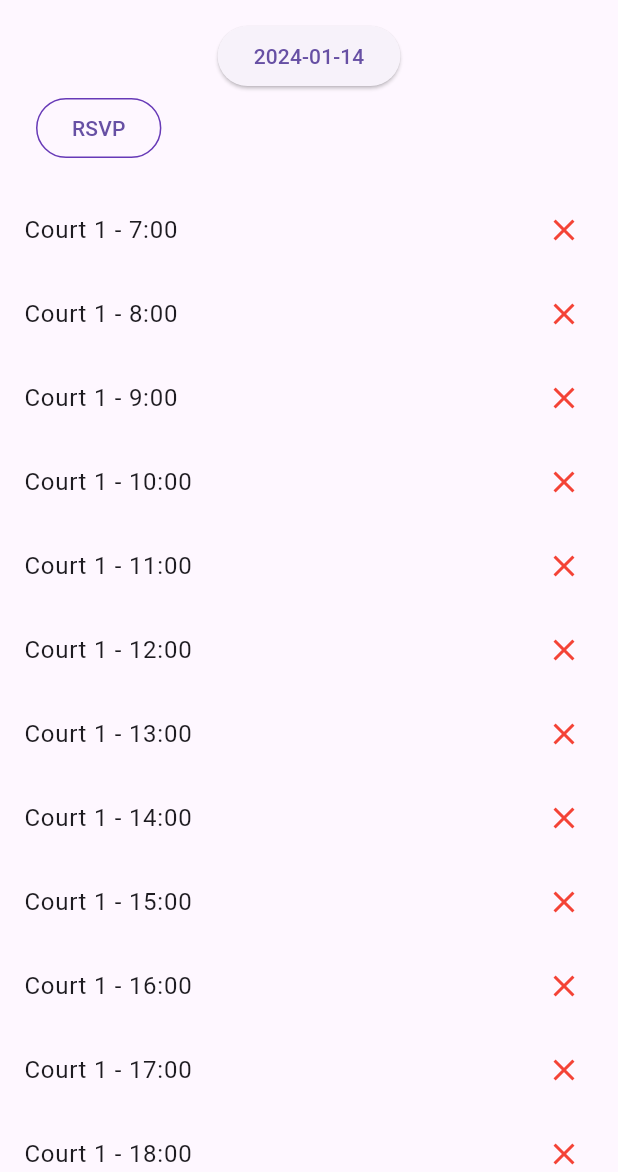
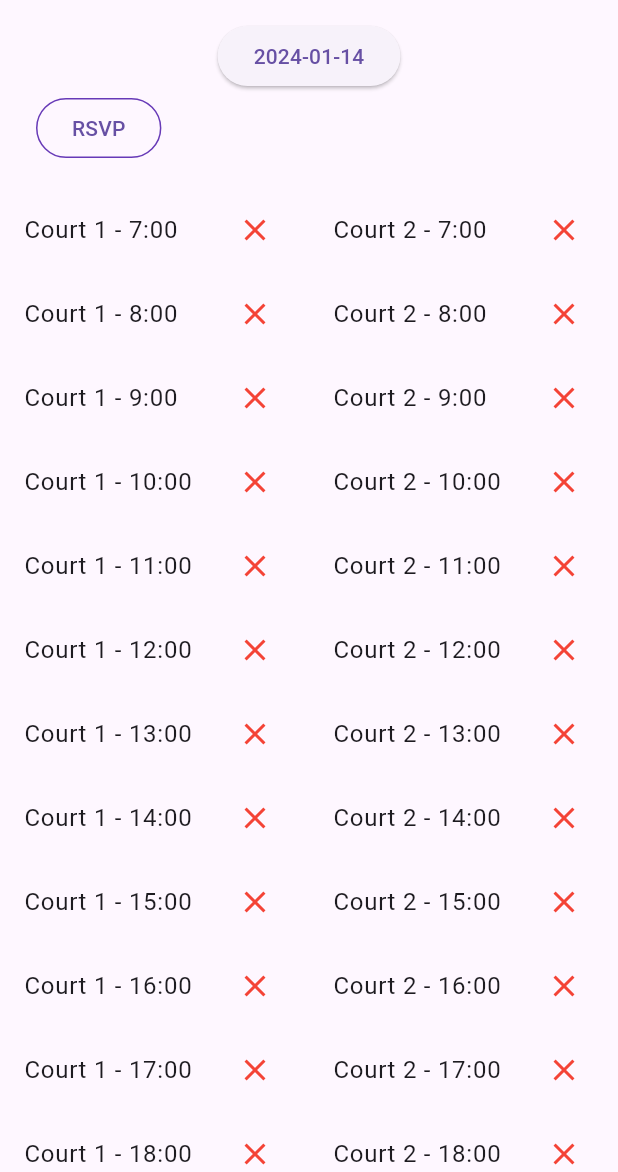
Before and after one commit to mikron30/carmeltennis, a Flutter app: the screen it shows after launch, on a phone screen of 412 x 824 dp, the part 64-1236 px from its top. Run offline on Flutter 3.47's test engine with Material 3 defaults, Android fonts, the phone set to English and light mode, and no system bars; our stand-ins replace cloud_firestore, firebase_auth, firebase_core, go_router, google_fonts; missing offline and left inert: firebase_ui_auth; accounts and stored records are empty.

Commit message:
fix two columns now

```diff
--- a/lib/court_reservation.dart
+++ b/lib/court_reservation.dart
@@ -39,7 +39,8 @@ class CourtReservationsState extends State<CourtReservations> {
   }
 
   Widget buildCourt(int courtNumber, Map<int, bool> reservations) {
-    List<Widget> reservationWidgets = reservations.entries.map((entry) {
+    return Column(
+      children: reservations.entries.map((entry) {
         return ListTile(
           title: Text('Court $courtNumber - ${entry.key}:00'),
           trailing: entry.value
@@ -47,23 +48,29 @@ class CourtReservationsState extends State<CourtReservations> {
               : Icon(Icons.close, color: Colors.red),
           onTap: () => reserve(courtNumber, entry.key),
         );
-    }).toList();
-
-    return Column(
-      crossAxisAlignment: CrossAxisAlignment.start,
-      children: reservationWidgets,
+      }).toList(),
     );
   }
 
   @override
   Widget build(BuildContext context) {
-    return SingleChildScrollView(
+    return Row(
+      children: <Widget>[
+        Expanded(
           child: Column(
             children: <Widget>[
               buildCourt(1, court1Reservations),
+            ],
+          ),
+        ),
+        Expanded(
+          child: Column(
+            children: <Widget>[
               buildCourt(2, court2Reservations),
             ],
           ),
+        ),
+      ],
     );
   }
 }
```
Lines whose indentation alone changed are shown as unchanged.
